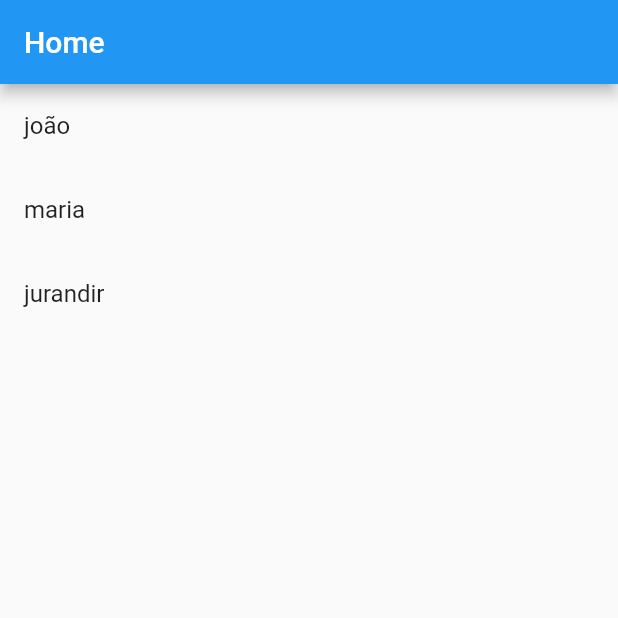
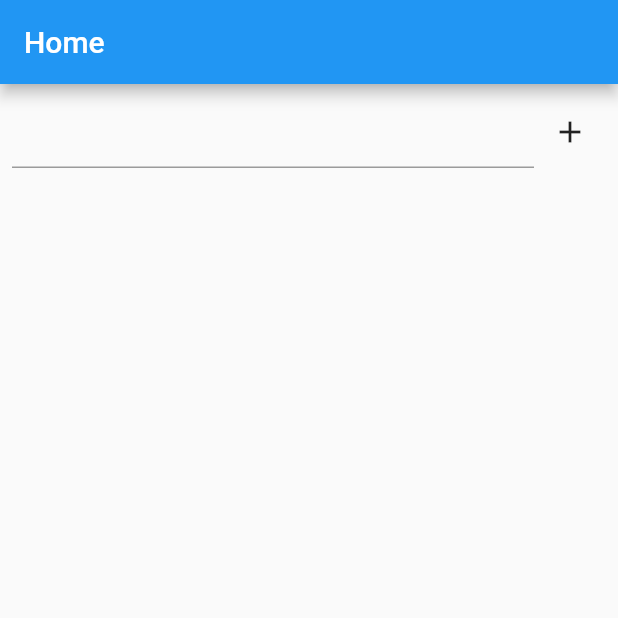
Before and after one commit to brunolopeschagas/FlutterCurso2022-flutterando, a Flutter app: the screen it shows after launch, on a phone screen of 412 x 824 dp, the top half of it. Run offline on Flutter 3.47's test engine with Material 2 defaults, Android fonts, the phone set to English and light mode, and no system bars.

Commit message:
lutter Curso 2022 #18 - Exemplo prático de uso

```diff
--- a/lib/home_page.dart
+++ b/lib/home_page.dart
@@ -10,7 +10,8 @@ class HomePage extends StatefulWidget {
 
 //gerencia o estado do widget
 class _HomePageState extends State<HomePage> {
-  final names = ['joão', 'maria', 'jurandir'];
+  final list = <String>[];
+  final controller = TextEditingController();
 
   //chamado ao iniciar o widget
   @override
@@ -30,18 +31,41 @@ class _HomePageState extends State<HomePage> {
       appBar: AppBar(
         title: const Text('Home'),
       ),
-      body: SizedBox(
-          width: double.infinity,
-          height: double.infinity,
-          child: ListView.builder(
-            itemCount: names.length,
-            itemBuilder: (context, index) {
-              final name = names[index];
-              return ListTile(
-                title: Text(name),
-              );
-            },
-          )),
+      body: Padding(
+        padding: const EdgeInsets.all(8.0),
+        child: Column(
+          children: [
+            Row(
+              children: [
+                Expanded(
+                    child: TextField(
+                  controller: controller,
+                )),
+                IconButton(
+                    onPressed: () {
+                      final text = controller.text;
+                      setState(() {
+                        list.add(text);
+                      });
+                      controller.clear();
+                    },
+                    icon: const Icon(Icons.add)),
+              ],
+            ),
+            Expanded(
+              child: ListView.builder(
+                itemCount: list.length,
+                itemBuilder: (context, index) {
+                  final item = list[index];
+                  return ListTile(
+                    title: Text(item),
+                  );
+                },
+              ),
+            )
+          ],
+        ),
+      ),
     );
   }
 }
```
